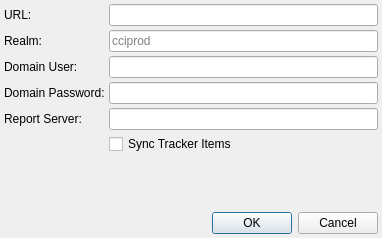
Old version of the form plugins/forms/dialogIFSCloud.ui in the repository kestermckinney/ProjectNotes.
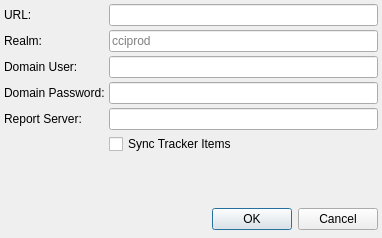
New version of the form.

```diff
--- a/plugins/forms/dialogIFSCloud.ui
+++ b/plugins/forms/dialogIFSCloud.ui
@@ -27,7 +27,7 @@
     <number>4</number>
    </property>
    <property name="bottomMargin">
-    <number>4</number>
+    <number>8</number>
    </property>
    <item>
     <layout class="QFormLayout" name="formLayout">
```
